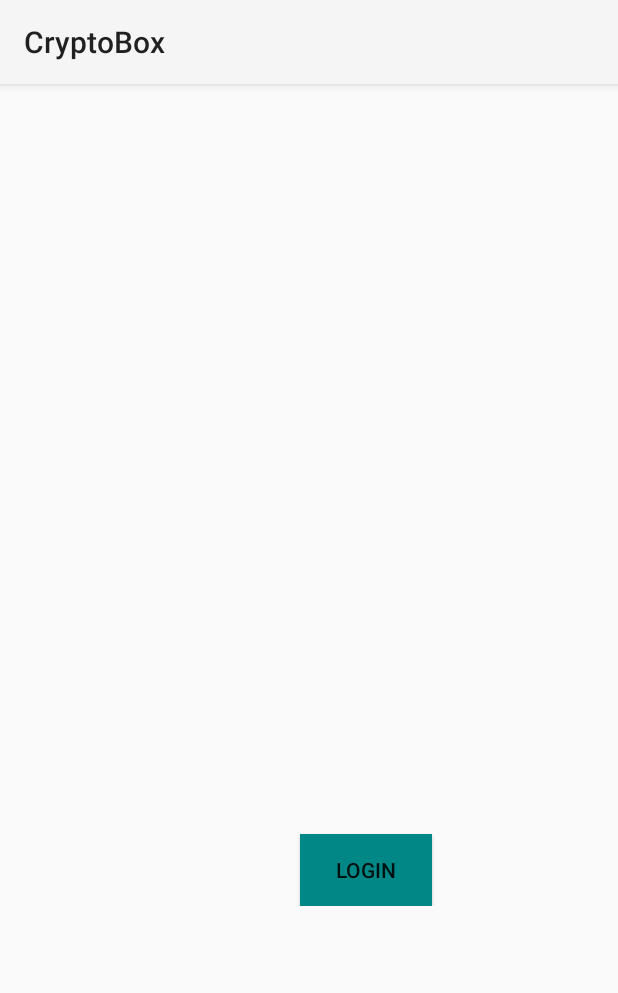
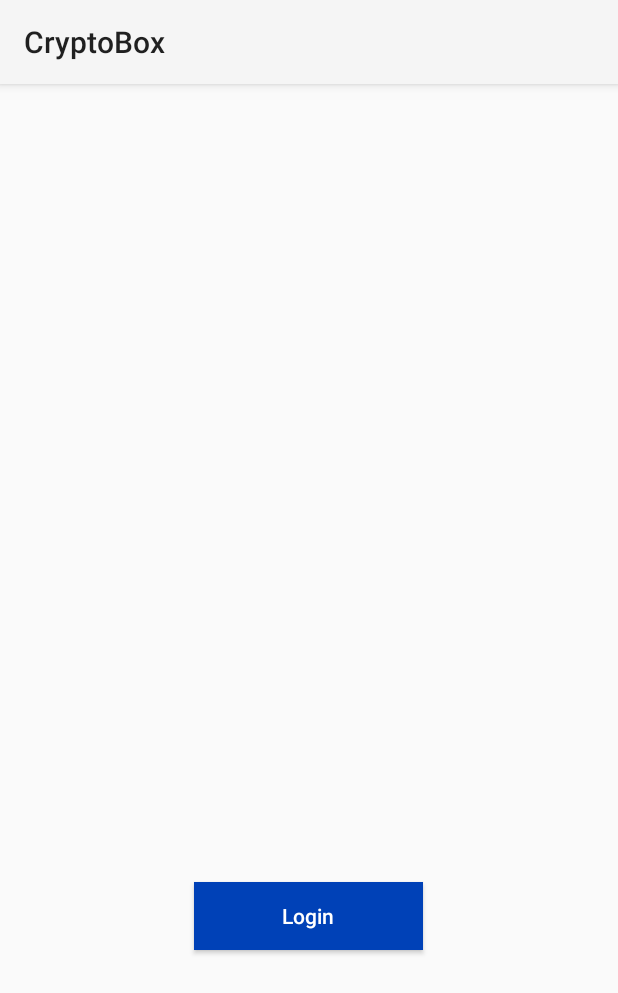
Before and after one commit to sujiths/CryptoBox, an Android app: the screen it shows after launch (MainActivity), on a phone screen of 412 x 824 dp. Shown: the top 993 px of the screen. Run offline under Robolectric (Android 15) with nearby library versions, the phone set to English and light mode, and no system bars.

Commit message:
updated main page ui

```diff
--- a/app/src/main/res/layout/activity_main.xml
+++ b/app/src/main/res/layout/activity_main.xml
@@ -6,18 +6,52 @@
     android:layout_height="match_parent"
     tools:context=".MainActivity">
 
-    <RelativeLayout
+    <LinearLayout
         android:layout_width="match_parent"
-        android:layout_height="wrap_content">
-    <Button
-        android:id="@+id/button"
-        android:layout_width="wrap_content"
-        android:layout_height="wrap_content"
-        android:layout_alignParentLeft="true"
-        android:layout_marginTop="500dp"
-        android:layout_marginLeft="200dp"
-        android:text="Login"
-        android:layout_gravity="center"
-        android:background="@color/teal_700"/>
-    </RelativeLayout>
+        android:layout_height="match_parent"
+        android:orientation="vertical">
+
+        <LinearLayout
+            android:layout_width="match_parent"
+            android:layout_height="0dp"
+            android:layout_weight=".6" />
+
+        <LinearLayout
+            android:layout_width="match_parent"
+            android:layout_height="0dp"
+            android:layout_weight=".1">
+
+            <LinearLayout
+                android:layout_width="match_parent"
+                android:layout_height="match_parent"
+                android:orientation="horizontal">
+
+                <LinearLayout
+                    android:layout_width="0dp"
+                    android:layout_height="match_parent"
+                    android:layout_weight=".4" />
+                <Button
+                    android:id="@+id/login_button"
+                    android:layout_width="wrap_content"
+                    android:layout_height="match_parent"
+                    android:layout_weight=".2"
+                    android:layout_marginBottom="20dp"
+                    android:layout_marginTop="20dp"
+                    android:textColor="@color/white"
+                    android:background="@color/button_blue"
+                    android:textAllCaps="false"
+                    android:text="Login" />
+                <LinearLayout
+                    android:layout_width="0dp"
+                    android:layout_height="match_parent"
+                    android:layout_weight=".4" />
+            </LinearLayout>
+
+        </LinearLayout>
+
+        <LinearLayout
+            android:layout_width="match_parent"
+            android:layout_height="0dp"
+            android:layout_weight=".2" />
+    </LinearLayout>
 </androidx.constraintlayout.widget.ConstraintLayout>
--- a/app/src/main/res/values/colors.xml
+++ b/app/src/main/res/values/colors.xml
@@ -1,6 +1,6 @@
 <?xml version="1.0" encoding="utf-8"?>
 <resources>
-    <color name="purple_200">#FFBB86FC</color>
+    <color name="button_blue">#0041b7</color>
     <color name="purple_500">#FF6200EE</color>
     <color name="purple_700">#FF3700B3</color>
     <color name="teal_200">#FF03DAC5</color>
```
